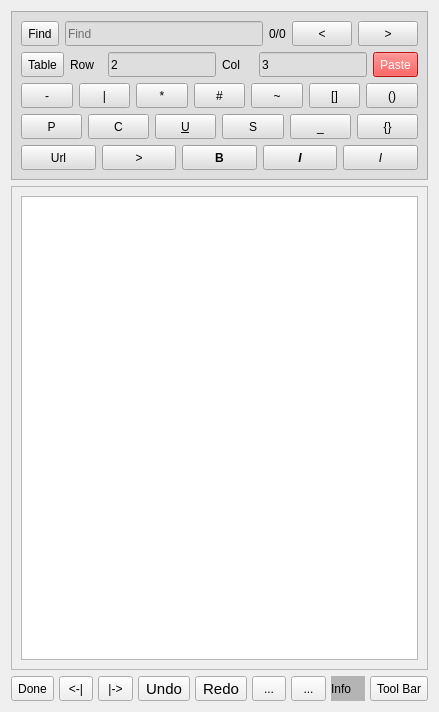
This is src/Notes.ui in ic005k/Knot-Legacy as Qt 5 draws it before an edit. The edited form follows.
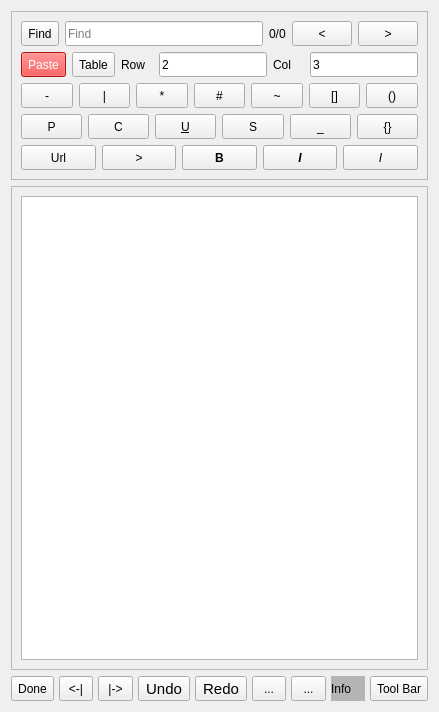
This is the edited form. Icons and pictures are not drawn.

The edit to the form file:
```diff
--- a/src/Notes.ui
+++ b/src/Notes.ui
@@ -23,7 +23,7 @@
       </size>
      </property>
      <property name="styleSheet">
-      <string notr="true">background-color: rgb(222, 222, 222);</string>
+      <string notr="true">/*background-color: rgb(222, 222, 222);*/</string>
      </property>
      <property name="frameShape">
       <enum>QFrame::StyledPanel</enum>
@@ -127,6 +127,38 @@
       </item>
       <item>
        <layout class="QHBoxLayout" name="horizontalLayout_3">
+        <item>
+         <widget class="QToolButton" name="btnPaste">
+          <property name="sizePolicy">
+           <sizepolicy hsizetype="Preferred" vsizetype="Fixed">
+            <horstretch>0</horstretch>
+            <verstretch>0</verstretch>
+           </sizepolicy>
+          </property>
+          <property name="minimumSize">
+           <size>
+            <width>0</width>
+            <height>0</height>
+           </size>
+          </property>
+          <property name="maximumSize">
+           <size>
+            <width>16777215</width>
+            <height>25</height>
+           </size>
+          </property>
+          <property name="styleSheet">
+           <string notr="true">background-color: rgb(255, 25, 25);
+color: rgb(255, 255, 255);</string>
+          </property>
+          <property name="text">
+           <string>Paste</string>
+          </property>
+          <property name="toolButtonStyle">
+           <enum>Qt::ToolButtonTextOnly</enum>
+          </property>
+         </widget>
+        </item>
         <item>
          <widget class="QToolButton" name="btnInsertTable">
           <property name="sizePolicy">
@@ -261,38 +293,6 @@
           </property>
          </widget>
         </item>
-        <item>
-         <widget class="QToolButton" name="btnPaste">
-          <property name="sizePolicy">
-           <sizepolicy hsizetype="Preferred" vsizetype="Fixed">
-            <horstretch>0</horstretch>
-            <verstretch>0</verstretch>
-           </sizepolicy>
-          </property>
-          <property name="minimumSize">
-           <size>
-            <width>0</width>
-            <height>0</height>
-           </size>
-          </property>
-          <property name="maximumSize">
-           <size>
-            <width>16777215</width>
-            <height>25</height>
-           </size>
-          </property>
-          <property name="styleSheet">
-           <string notr="true">background-color: rgb(255, 25, 25);
-color: rgb(255, 255, 255);</string>
-          </property>
-          <property name="text">
-           <string>Paste</string>
-          </property>
-          <property name="toolButtonStyle">
-           <enum>Qt::ToolButtonTextOnly</enum>
-          </property>
-         </widget>
-        </item>
        </layout>
       </item>
       <item>
```
